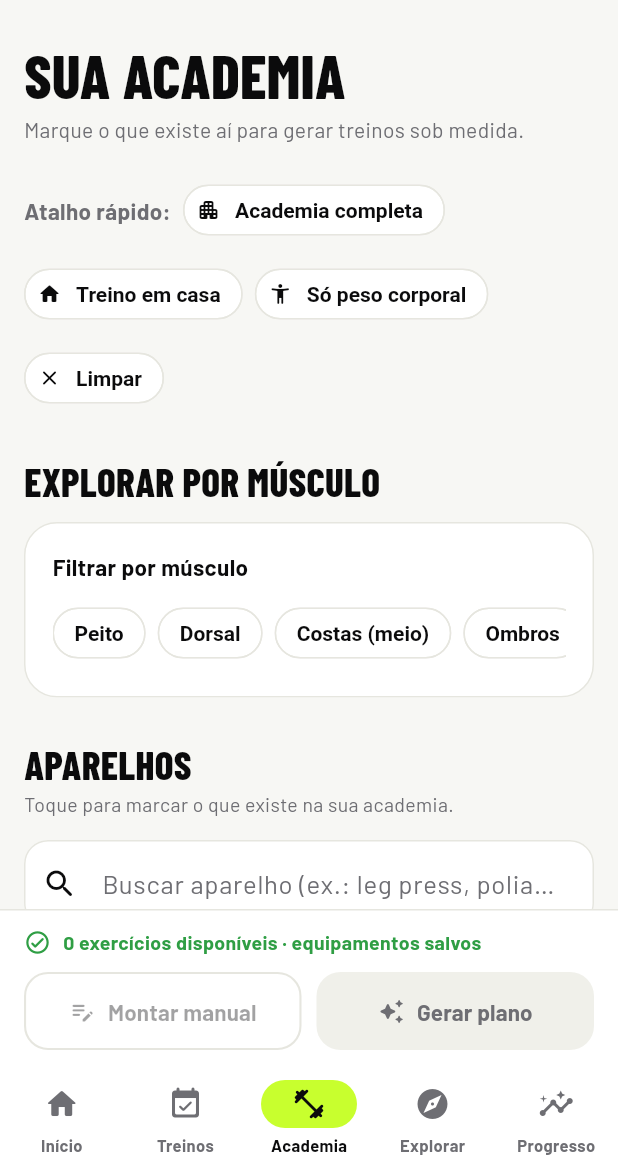
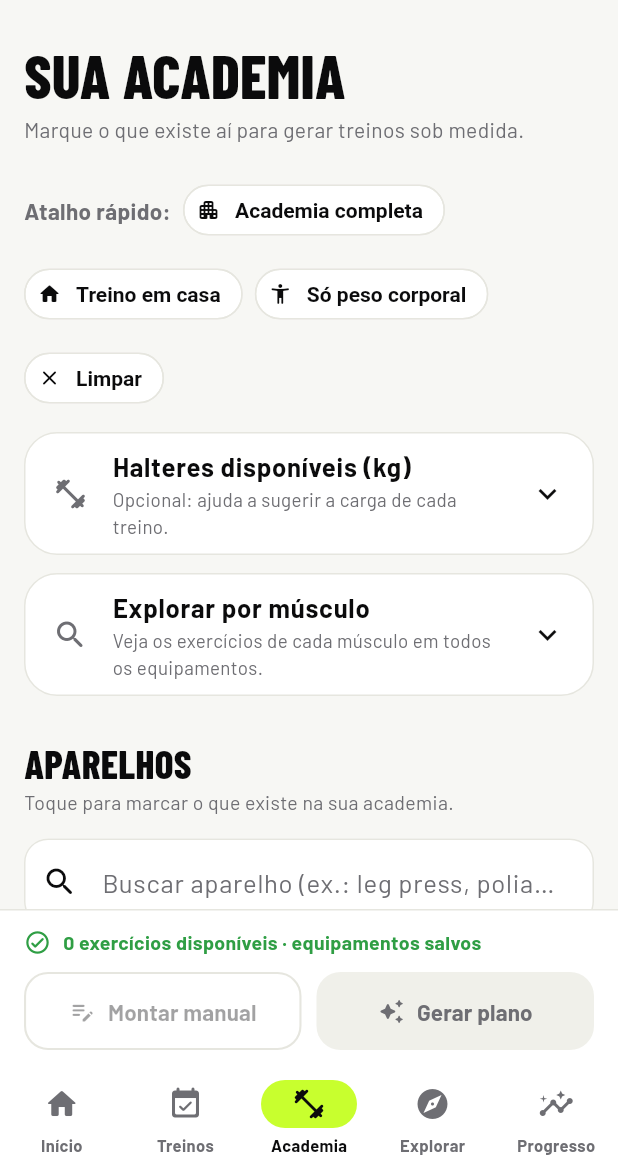
Before and after one commit to Thauanny/GymFlow, a Flutter app: the screen it shows after launch, item 3 of the bottom bar chosen, on a phone screen of 412 x 824 dp, the part 66-1236 px from its top. Run offline on Flutter 3.47's test engine with Material 3 defaults, Android fonts, the phone set to English and light mode, and no system bars; our stand-ins replace flutter_bloc, shared_preferences, web; missing offline and left inert: dart:js_interop.

Commit message:
limpeza em geracao de treino

```diff
--- a/lib/ui/features/equipment/dumbbell_picker.dart
+++ b/lib/ui/features/equipment/dumbbell_picker.dart
@@ -6,33 +6,38 @@ import '../../../data/equipment/equipment_catalog.dart';
 import '../../../state/equipment_cubit.dart';
 import '../../widgets/app_card.dart';
 
-/// Pesos de halteres disponíveis (aparece quando há halteres selecionados).
+/// Pesos de halteres disponíveis (sempre visível, recolhido).
 class DumbbellPicker extends StatelessWidget {
   const DumbbellPicker({super.key});
 
   @override
   Widget build(BuildContext context) {
     final s = context.watch<EquipmentCubit>().state;
-    final hasDumbbells = equipItems.any(
-      (i) => i.dbEquip == 'dumbbell' && s.equipment.contains(i.id),
-    );
-    if (!hasDumbbells) return const SizedBox.shrink();
     return Padding(
       padding: const EdgeInsets.only(top: 12),
       child: AppCard(
-        child: Column(
-          crossAxisAlignment: CrossAxisAlignment.start,
-          children: [
-            const Text(
+        padding: EdgeInsets.zero,
+        child: Theme(
+          data: Theme.of(context).copyWith(dividerColor: Colors.transparent),
+          child: ExpansionTile(
+            tilePadding: const EdgeInsets.symmetric(horizontal: 18),
+            childrenPadding: const EdgeInsets.fromLTRB(18, 0, 18, 16),
+            leading: Icon(
+              Icons.fitness_center_rounded,
+              color: context.pal.muted,
+            ),
+            title: const Text(
               'Halteres disponíveis (kg)',
               style: TextStyle(fontWeight: FontWeight.w800),
             ),
-            const SizedBox(height: 2),
-            Text(
-              'Opcional: ajuda a sugerir a carga de cada treino.',
+            subtitle: Text(
+              s.dumbbells.isEmpty
+                  ? 'Opcional: ajuda a sugerir a carga de cada treino.'
+                  : '${s.dumbbells.length} peso(s) marcado(s)',
               style: TextStyle(fontSize: 12.5, color: context.pal.muted),
             ),
-            const SizedBox(height: 10),
+            expandedCrossAxisAlignment: CrossAxisAlignment.start,
+            children: [
               Wrap(
                 spacing: 6,
                 runSpacing: 6,
@@ -49,6 +54,7 @@ class DumbbellPicker extends StatelessWidget {
             ],
           ),
         ),
+      ),
     );
   }
 }
--- a/lib/ui/features/equipment/equipment_page.dart
+++ b/lib/ui/features/equipment/equipment_page.dart
@@ -106,7 +106,7 @@ class _EquipmentPageState extends State<EquipmentPage> {
       children: [
         const PresetsBar(),
         const DumbbellPicker(),
-        const SectionTitle('Explorar por músculo'),
+        const SizedBox(height: 12),
         MuscleExplorer(
           muscle: _muscle,
           onMuscle: (m) => setState(() => _muscle = m),
--- a/lib/ui/features/equipment/muscle_explorer.dart
+++ b/lib/ui/features/equipment/muscle_explorer.dart
@@ -1,6 +1,7 @@
 import 'package:flutter/material.dart';
 import 'package:flutter_bloc/flutter_bloc.dart';
 
+import '../../../core/theme/app_palette.dart';
 import '../../../data/alternatives_service.dart';
 import '../../../data/equipment/equipment_catalog.dart';
 import '../../../models/labels.dart';
@@ -34,15 +35,29 @@ class _MuscleExplorerState extends State<MuscleExplorer> {
   @override
   Widget build(BuildContext context) {
     final muscle = widget.muscle;
+    final p = context.pal;
     return AppCard(
-      child: Column(
-        crossAxisAlignment: CrossAxisAlignment.start,
-        children: [
-          const Text(
-            'Filtrar por músculo',
+      padding: EdgeInsets.zero,
+      child: Theme(
+        data: Theme.of(context).copyWith(dividerColor: Colors.transparent),
+        child: ExpansionTile(
+          // Abre sozinho se já há um músculo escolhido.
+          initiallyExpanded: muscle != null,
+          tilePadding: const EdgeInsets.symmetric(horizontal: 18),
+          childrenPadding: const EdgeInsets.fromLTRB(18, 0, 18, 16),
+          leading: Icon(Icons.search_rounded, color: p.muted),
+          title: const Text(
+            'Explorar por músculo',
             style: TextStyle(fontWeight: FontWeight.w800),
           ),
-          const SizedBox(height: 10),
+          subtitle: Text(
+            muscle == null
+                ? 'Veja os exercícios de cada músculo em todos os equipamentos.'
+                : muscleLabel(muscle),
+            style: TextStyle(fontSize: 12.5, color: p.muted),
+          ),
+          expandedCrossAxisAlignment: CrossAxisAlignment.start,
+          children: [
             SingleChildScrollView(
               scrollDirection: Axis.horizontal,
               child: Row(
@@ -65,6 +80,7 @@ class _MuscleExplorerState extends State<MuscleExplorer> {
             ),
             if (muscle != null) _results(context, muscle),
           ],
+        ),
       ),
     );
   }
```
Lines whose indentation alone changed are shown as unchanged.
